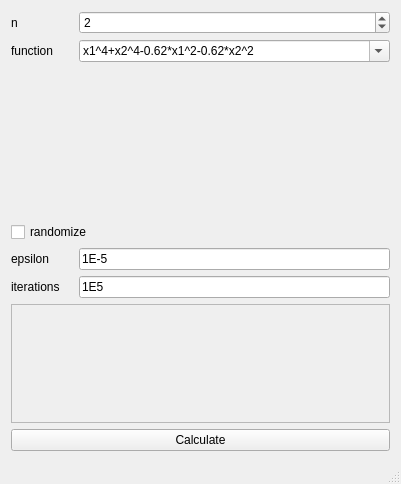
Qt form mainwindow.ui (ussm114/optymalizacja) before a commit.
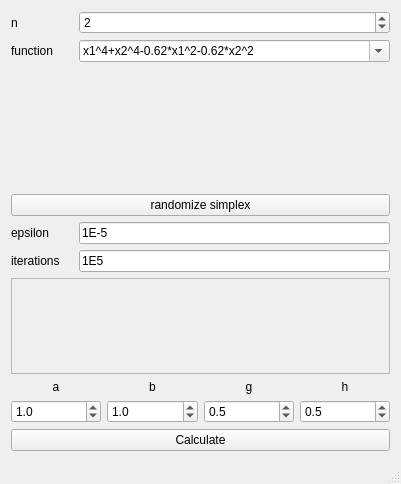
The same form after that commit.

What changed in the file:
```diff
--- a/mainwindow.ui
+++ b/mainwindow.ui
@@ -172,15 +172,9 @@
      </widget>
     </item>
     <item>
-     <widget class="QCheckBox" name="randBox">
-      <property name="sizePolicy">
-       <sizepolicy hsizetype="Minimum" vsizetype="Fixed">
-        <horstretch>0</horstretch>
-        <verstretch>1</verstretch>
-       </sizepolicy>
-      </property>
+     <widget class="QPushButton" name="randButton">
       <property name="text">
-       <string>randomize</string>
+       <string>randomize simplex</string>
       </property>
      </widget>
     </item>
@@ -269,8 +263,8 @@
         <rect>
          <x>0</x>
          <y>0</y>
-         <width>377</width>
-         <height>89</height>
+         <width>381</width>
+         <height>84</height>
         </rect>
        </property>
        <layout class="QVBoxLayout" name="verticalLayout_2">
@@ -281,6 +275,108 @@
       </widget>
      </widget>
     </item>
+    <item>
+     <layout class="QGridLayout" name="gridLayout_2">
+      <item row="0" column="1">
+       <widget class="QLabel" name="label_6">
+        <property name="text">
+         <string>b</string>
+        </property>
+        <property name="alignment">
+         <set>Qt::AlignCenter</set>
+        </property>
+       </widget>
+      </item>
+      <item row="0" column="3">
+       <widget class="QLabel" name="label_8">
+        <property name="text">
+         <string>h</string>
+        </property>
+        <property name="alignment">
+         <set>Qt::AlignCenter</set>
+        </property>
+       </widget>
+      </item>
+      <item row="0" column="0">
+       <widget class="QLabel" name="label_5">
+        <property name="font">
+         <font>
+          <weight>50</weight>
+          <bold>false</bold>
+         </font>
+        </property>
+        <property name="text">
+         <string>a</string>
+        </property>
+        <property name="alignment">
+         <set>Qt::AlignCenter</set>
+        </property>
+       </widget>
+      </item>
+      <item row="0" column="2">
+       <widget class="QLabel" name="label_7">
+        <property name="text">
+         <string>g</string>
+        </property>
+        <property name="alignment">
+         <set>Qt::AlignCenter</set>
+        </property>
+       </widget>
+      </item>
+      <item row="1" column="0">
+       <widget class="QDoubleSpinBox" name="aSpinBox">
+        <property name="decimals">
+         <number>1</number>
+        </property>
+        <property name="singleStep">
+         <double>0.100000000000000</double>
+        </property>
+        <property name="value">
+         <double>1.000000000000000</double>
+        </property>
+       </widget>
+      </item>
+      <item row="1" column="1">
+       <widget class="QDoubleSpinBox" name="bSpinBox">
+        <property name="decimals">
+         <number>1</number>
+        </property>
+        <property name="singleStep">
+         <double>0.100000000000000</double>
+        </property>
+        <property name="value">
+         <double>1.000000000000000</double>
+        </property>
+       </widget>
+      </item>
+      <item row="1" column="2">
+       <widget class="QDoubleSpinBox" name="gSpinBox">
+        <property name="decimals">
+         <number>1</number>
+        </property>
+        <property name="singleStep">
+         <double>0.100000000000000</double>
+        </property>
+        <property name="value">
+         <double>0.500000000000000</double>
+        </property>
+       </widget>
+      </item>
+      <item row="1" column="3">
+       <widget class="QDoubleSpinBox" name="hSpinBox">
+        <property name="decimals">
+         <number>1</number>
+        </property>
+        <property name="singleStep">
+         <double>0.100000000000000</double>
+        </property>
+        <property name="value">
+         <double>0.500000000000000</double>
+        </property>
+       </widget>
+      </item>
+     </layout>
+    </item>
     <item>
      <widget class="QPushButton" name="calculateButton">
       <property name="sizePolicy">
```
Left out of the diff: 2 changed lines with no effect on the pictures.
